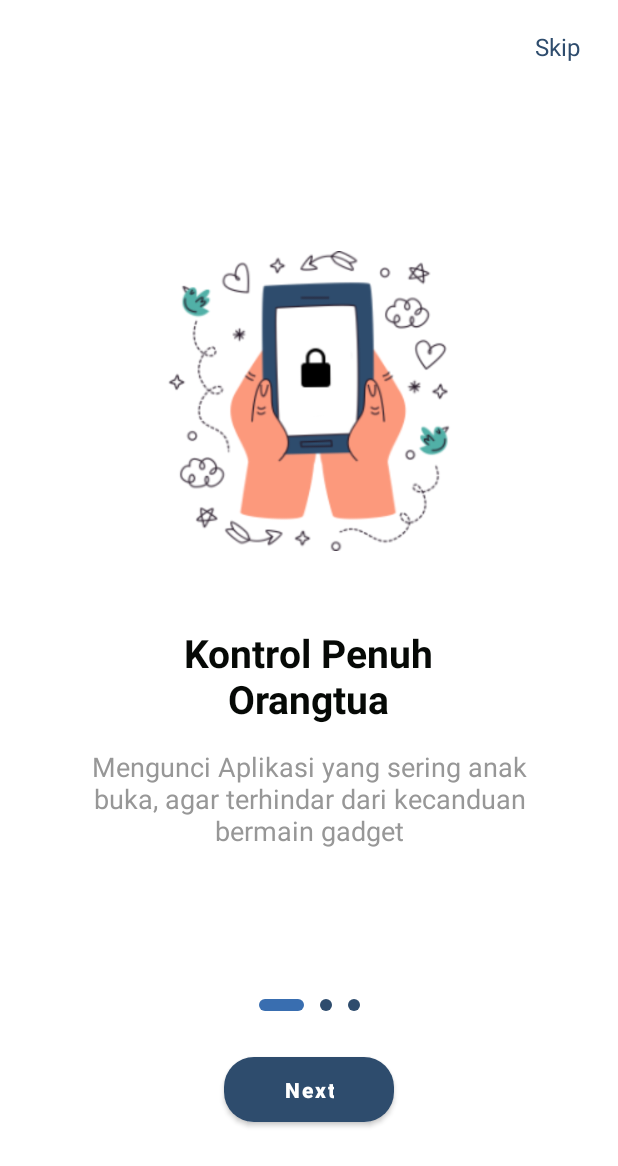
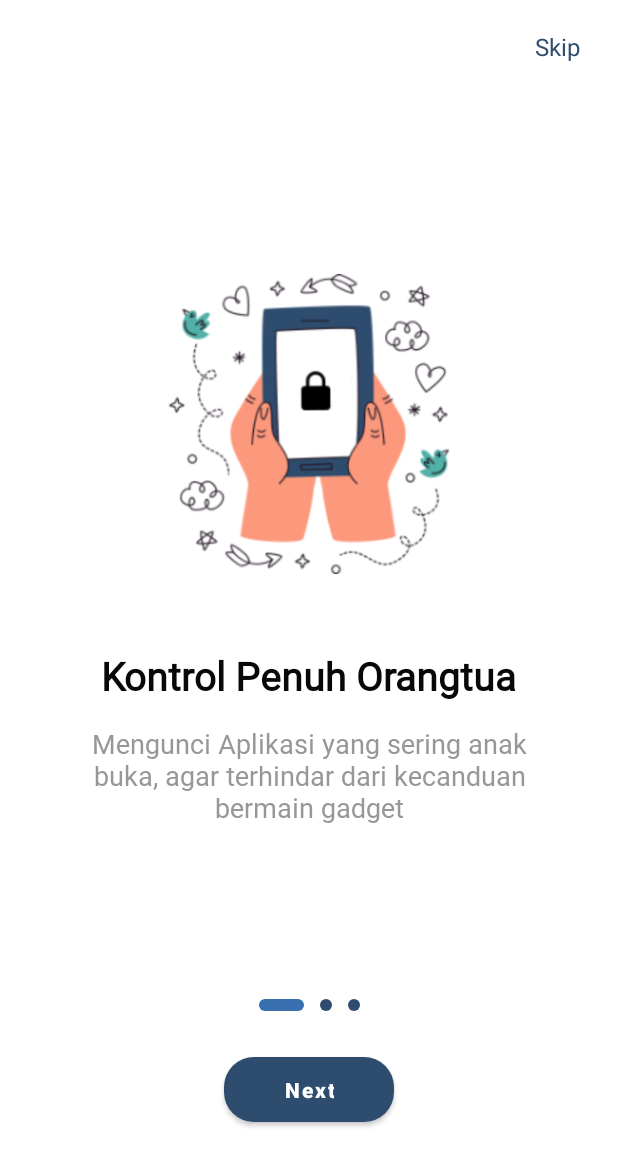
Before and after one commit to gunturdarmawan/Edulock_Collab, an Android app: the screen it shows after launch (MainActivity), on a phone screen of 412 x 824 dp. Shown: the top 1166 px of the screen. Run offline under Robolectric (Android 15) with nearby library versions, the phone set to English and light mode, and no system bars.

Commit message:
make login Screen

```diff
--- a/app/build.gradle
+++ b/app/build.gradle
@@ -39,11 +39,13 @@ dependencies {
 
     implementation 'androidx.core:core-ktx:1.7.0'
     implementation 'androidx.appcompat:appcompat:1.4.0'
-    implementation 'com.google.android.material:material:1.4.0'
     implementation 'androidx.constraintlayout:constraintlayout:2.1.2'
     implementation 'androidx.annotation:annotation:1.3.0'
     implementation 'androidx.lifecycle:lifecycle-livedata-ktx:2.4.0'
     implementation 'androidx.lifecycle:lifecycle-viewmodel-ktx:2.4.0'
+    implementation 'androidx.cardview:cardview:1.0.0'
+    implementation 'com.google.android.material:material:1.5.0-beta01'
+    implementation 'com.google.android.material:material:1.5.0-beta01'
     testImplementation 'junit:junit:4.+'
     androidTestImplementation 'androidx.test.ext:junit:1.1.3'
     androidTestImplementation 'androidx.test.espresso:espresso-core:3.4.0'
--- a/app/src/main/AndroidManifest.xml
+++ b/app/src/main/AndroidManifest.xml
@@ -9,6 +9,9 @@
         android:roundIcon="@drawable/indicator_inactive_background"
         android:supportsRtl="true"
         android:theme="@style/Theme.Edulock">
+        <activity
+            android:name=".login"
+            android:exported="false" />
         <activity
             android:name=".HalamanUtama"
             android:exported="true" />
--- a/app/src/main/java/com/example/edulock/onboarding/MainActivity.kt
+++ b/app/src/main/java/com/example/edulock/onboarding/MainActivity.kt
@@ -8,13 +8,13 @@ import android.view.ViewGroup.LayoutParams.WRAP_CONTENT
 import android.widget.ImageView
 import android.widget.LinearLayout
 import android.widget.TextView
-import android.widget.Toast
 import androidx.core.content.ContextCompat
 import androidx.recyclerview.widget.RecyclerView
 import androidx.viewpager2.widget.ViewPager2
 import com.google.android.material.button.MaterialButton
 import com.example.edulock.HalamanUtama
 import com.example.edulock.R
+import com.example.edulock.login
 
 
 class MainActivity : AppCompatActivity() {
@@ -32,7 +32,7 @@ class MainActivity : AppCompatActivity() {
         setCurrentIndicator(0)
 
         if (restorePrefData()) {
-            val intent = Intent(this, HalamanUtama:: class.java).also {
+            val intent = Intent(this, login:: class.java).also {
                 it.flags = Intent.FLAG_ACTIVITY_NEW_TASK or Intent.FLAG_ACTIVITY_CLEAR_TASK
             }
             startActivity(intent)
@@ -89,7 +89,7 @@ class MainActivity : AppCompatActivity() {
             if (onboardingViewPager.currentItem + 1 < onboardingItemsAdapter.itemCount ) {
                 onboardingViewPager.currentItem += 1
             } else {
-                val intent = Intent(this, HalamanUtama:: class.java).also {
+                val intent = Intent(this, login:: class.java).also {
                     it.flags = Intent.FLAG_ACTIVITY_NEW_TASK or Intent.FLAG_ACTIVITY_CLEAR_TASK
                 }
                 startActivity(intent)
--- a/app/src/main/java/com/example/edulock/onboarding/splashScreen.kt
+++ b/app/src/main/java/com/example/edulock/onboarding/splashScreen.kt
@@ -5,11 +5,13 @@ import androidx.appcompat.app.AppCompatActivity
 import android.os.Bundle
 import android.os.Handler
 import android.os.Looper
+import androidx.core.content.ContextCompat
 import com.example.edulock.R
 
 class splashScreen : AppCompatActivity() {
 
     override fun onCreate(savedInstanceState: Bundle?) {
+        window.statusBarColor = ContextCompat.getColor(this, R.color.white)
         super.onCreate(savedInstanceState)
         setContentView(R.layout.activity_splash_screen)
         Handler(Looper.getMainLooper()).postDelayed({
--- a/app/src/main/res/layout/onboarding_item_container.xml
+++ b/app/src/main/res/layout/onboarding_item_container.xml
@@ -15,22 +15,24 @@
 
     <TextView
         android:id="@+id/textTitle"
-        android:layout_width="250dp"
+        android:layout_width="290dp"
         android:layout_height="wrap_content"
         android:layout_marginTop="50dp"
         android:gravity="center"
         android:textColor="@color/custom_color_text_primary"
+        android:fontFamily="@font/montserrat_bold"
         android:textSize="26sp"
         android:textStyle="bold"/>
 
     <TextView
         android:id="@+id/textDescription"
-        android:layout_width="300dp"
+        android:layout_width="320dp"
         android:layout_height="wrap_content"
         android:layout_marginStart="30dp"
         android:layout_marginTop="15dp"
         android:layout_marginBottom="15dp"
         android:layout_marginEnd="30dp"
+        android:fontFamily="@font/montserrat_medium"
         android:gravity="center"
         android:textColor="#979797"
         android:textSize="18sp"/>
--- a/app/src/main/res/values/strings.xml
+++ b/app/src/main/res/values/strings.xml
@@ -13,4 +13,8 @@
     <string name="login_failed">"Login failed"</string>
     <string name="login">Login</string>
     <string name="ini_ruang_utama">Ini Ruang Utama</string>
+    <string name="edulock">EduLock</string>
+    <string name="mengatur_penggunaan_aplikasi_untuk_anak_dengan_edukasi">Mengatur penggunaan aplikasi untuk anak dengan edukasi.</string>
+    <string name="belum_punya_akun">Belum punya akun?</string>
+    <string name="daftar_di_sini">Daftar di Sini</string>
 </resources>
```
